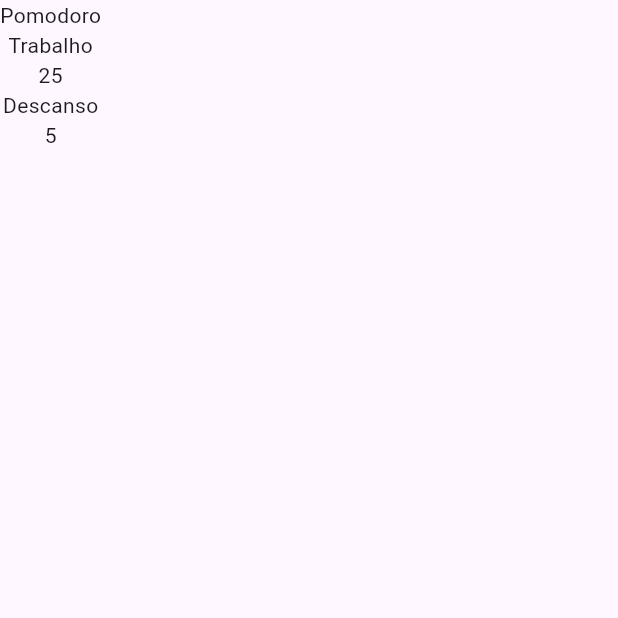
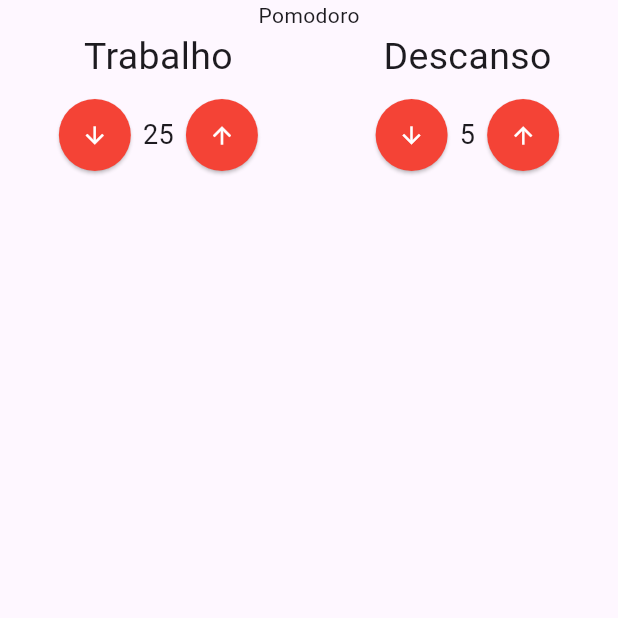
Before and after one commit to EuRafaelaSantos/pomodoro, a Flutter app: the screen it shows after launch, on a phone screen of 412 x 824 dp, the top half of it. Run offline on Flutter 3.47's test engine with Material 3 defaults, Android fonts, the phone set to English and light mode, and no system bars; our stand-ins replace mobx; generated files the repository leaves out were written again.

Commit message:
Componente EntradaTempo 01

```diff
--- a/lib/components/entradaTempo.dart
+++ b/lib/components/entradaTempo.dart
@@ -13,9 +13,52 @@ class Entradatempo extends StatelessWidget {
   @override
   Widget build(BuildContext context) {
     return Column(
+      crossAxisAlignment: CrossAxisAlignment.center,
       children: [
-        Text(this.titulo),
-        Text('${this.valor}'),
+        Text(
+          this.titulo,
+          style: TextStyle(
+            fontSize: 25,
+          ),
+        ),
+        SizedBox(
+          height: 10,
+        ),
+        Row(
+          mainAxisAlignment: MainAxisAlignment.center,
+          children: [
+            ElevatedButton(
+              onPressed: () {},
+              child: Icon(
+                Icons.arrow_downward,
+                color: Colors.white,
+              ),
+              style: ElevatedButton.styleFrom(
+                shape: CircleBorder(),
+                padding: EdgeInsets.all(15),
+                backgroundColor: Colors.red,
+              ),
+            ),
+            Text(
+              '${this.valor}',
+              style: TextStyle(
+                fontSize: 18,
+              ),
+            ),
+            ElevatedButton(
+              onPressed: () {},
+              child: Icon(
+                Icons.arrow_upward,
+                color: Colors.white,
+              ),
+              style: ElevatedButton.styleFrom(
+                shape: CircleBorder(),
+                padding: EdgeInsets.all(15),
+                backgroundColor: Colors.red,
+              ),
+            ),
+          ],
+        ),
       ],
     );
   }
--- a/lib/pages/pomodoro.dart
+++ b/lib/pages/pomodoro.dart
@@ -10,8 +10,19 @@ class Pomodoro extends StatelessWidget {
       body: Column(
         children: [
           Text('Pomodoro'),
-          Entradatempo(titulo: 'Trabalho', valor: 25),
-          Entradatempo(titulo: 'Descanso', valor: 5),
+          Row(
+            mainAxisAlignment: MainAxisAlignment.spaceAround,
+            children: [
+              Entradatempo(
+                titulo: 'Trabalho',
+                valor: 25,
+              ),
+              Entradatempo(
+                titulo: 'Descanso',
+                valor: 5,
+              ),
+            ],
+          ),
         ],
       ),
     );
```
